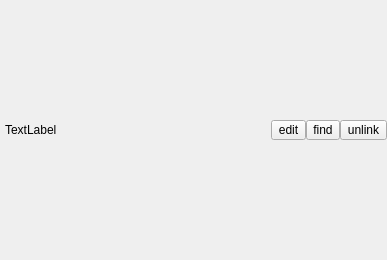
First picture: the form in packages/Mock/SceneGraphEditor/EntityHeader.ui, repository tommo/gii, before the edit.
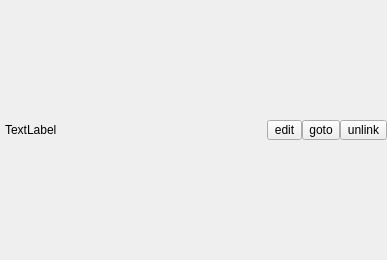
Second picture: the form after the edit.

Patch:
```diff
--- a/packages/Mock/SceneGraphEditor/EntityHeader.ui
+++ b/packages/Mock/SceneGraphEditor/EntityHeader.ui
@@ -97,7 +97,7 @@
          </size>
         </property>
         <property name="text">
-         <string>find</string>
+         <string>goto</string>
         </property>
        </widget>
       </item>
```
